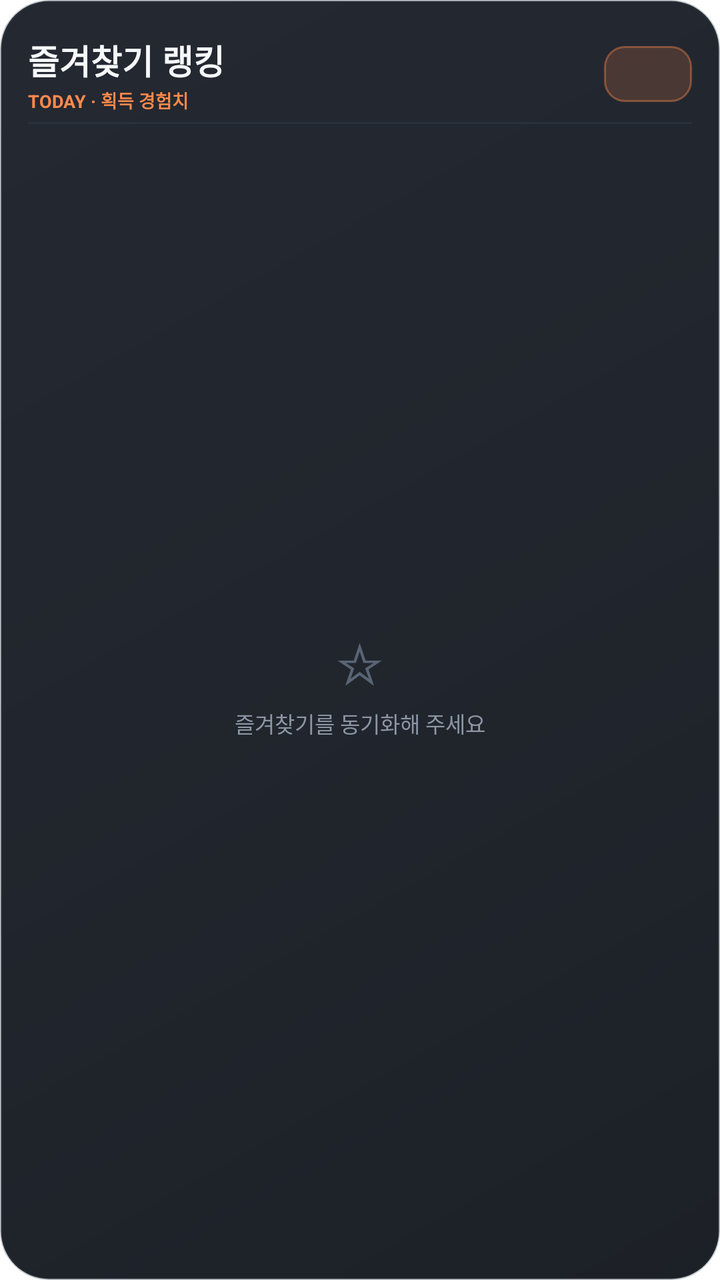
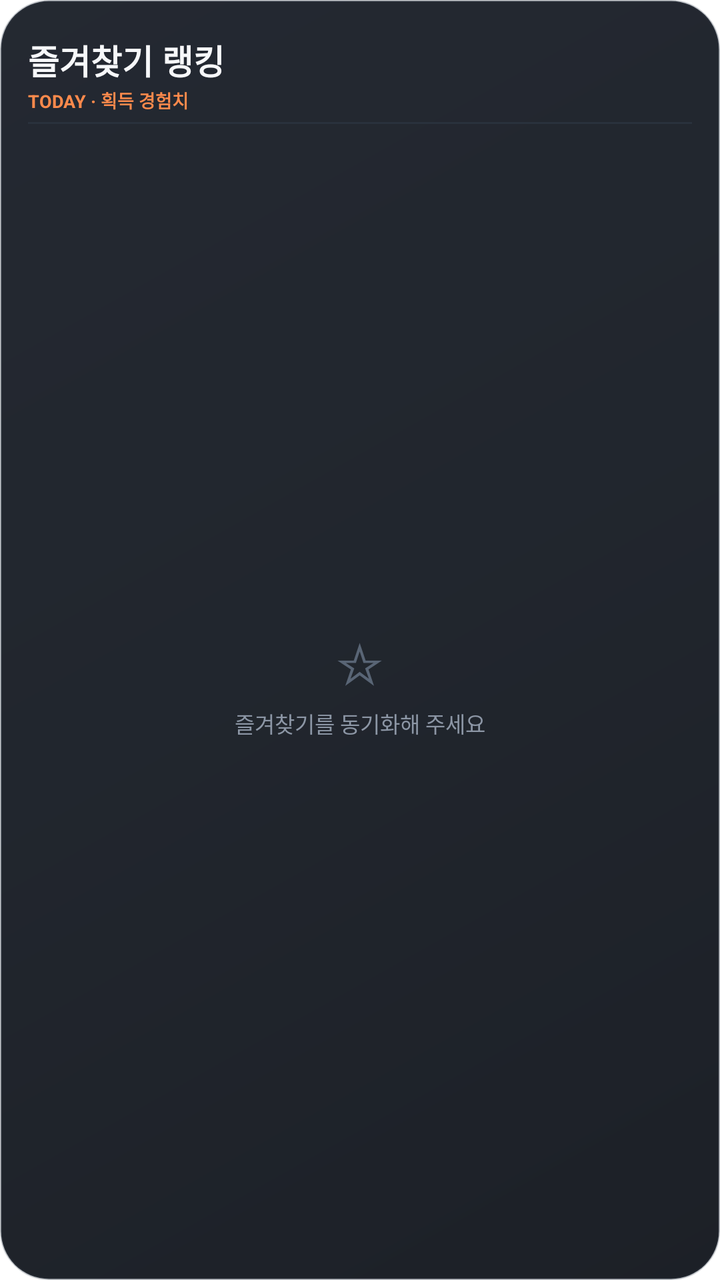

An Android layout rendered at two revisions. The XML below is the earlier revision; the diff shows what the commit changed to produce the second picture.
<!-- AndroidManifest.xml: application theme Theme.maple_guild_tracker -->
<!-- res/layout/widget_favorite_ranking.xml -->
<?xml version="1.0" encoding="utf-8"?>
<LinearLayout xmlns:android="http://schemas.android.com/apk/res/android"
    android:id="@+id/favorite_widget_root"
    android:layout_width="match_parent"
    android:layout_height="match_parent"
    android:background="@drawable/maple_widget_background"
    android:orientation="vertical">

    <LinearLayout
        android:id="@+id/favorite_header"
        android:layout_width="match_parent"
        android:layout_height="48dp"
        android:gravity="center_vertical"
        android:orientation="horizontal">
        <LinearLayout android:layout_width="0dp" android:layout_height="wrap_content" android:layout_weight="1" android:orientation="vertical">
            <TextView android:layout_width="wrap_content" android:layout_height="wrap_content" android:text="즐겨찾기 랭킹" android:textColor="#F7F8FA" android:textSize="17sp" android:textStyle="bold" />
            <TextView android:layout_width="wrap_content" android:layout_height="wrap_content" android:layout_marginTop="1dp" android:text="TODAY · 획득 경험치" android:textColor="#FF8A4C" android:textSize="9sp" android:textStyle="bold" />
        </LinearLayout>
        <TextView android:id="@+id/favorite_count" android:layout_width="wrap_content" android:layout_height="28dp" android:background="@drawable/maple_widget_label_background" android:gravity="center" android:minWidth="44dp" android:paddingLeft="10dp" android:paddingRight="10dp" android:textColor="#FFAA79" android:textSize="10sp" android:textStyle="bold" />
    </LinearLayout>

    <TextView android:layout_width="match_parent" android:layout_height="1dp" android:background="#29313C" />

    <FrameLayout android:layout_width="match_parent" android:layout_height="0dp" android:layout_marginTop="8dp" android:layout_weight="1">
        <ListView
            android:id="@+id/favorite_list"
            android:layout_width="match_parent"
            android:layout_height="match_parent"
            android:clipToPadding="false"
            android:divider="@android:color/transparent"
            android:dividerHeight="6dp"
            android:overScrollMode="never"
            android:scrollbars="vertical" />
        <LinearLayout android:id="@+id/favorite_empty" android:layout_width="match_parent" android:layout_height="match_parent" android:gravity="center" android:orientation="vertical">
            <TextView android:layout_width="wrap_content" android:layout_height="wrap_content" android:text="☆" android:textColor="#596575" android:textSize="28sp" />
            <TextView android:layout_width="wrap_content" android:layout_height="wrap_content" android:layout_marginTop="4dp" android:text="즐겨찾기를 동기화해 주세요" android:textColor="#8C96A5" android:textSize="11sp" />
        </LinearLayout>
    </FrameLayout>

    <TextView android:id="@+id/favorite_updated" android:layout_width="match_parent" android:layout_height="18dp" android:gravity="end|bottom" android:maxLines="1" android:textColor="#657080" android:textSize="8sp" />
</LinearLayout>
<!-- resources referenced by this layout -->
<resources>
  <!-- drawable maple_widget_background (drawable) -->
  <?xml version="1.0" encoding="utf-8"?>
  <shape xmlns:android="http://schemas.android.com/apk/res/android" android:shape="rectangle">
      <gradient android:angle="315" android:startColor="#F51B2029" android:centerColor="#F5181D25" android:endColor="#F513171E" />
      <stroke android:width="1dp" android:color="#4A45505F" />
      <corners android:radius="24dp" />
      <padding android:left="14dp" android:top="13dp" android:right="14dp" android:bottom="11dp" />
  </shape>
  <!-- drawable maple_widget_label_background (drawable) -->
  <?xml version="1.0" encoding="utf-8"?>
  <shape xmlns:android="http://schemas.android.com/apk/res/android" android:shape="rectangle">
      <solid android:color="#2EFF874A" />
      <stroke android:width="1dp" android:color="#66FF874A" />
      <corners android:radius="10dp" />
  </shape>
  <style name="Theme.maple_guild_tracker" parent="Theme.MaterialComponents.DayNight.NoActionBar">
          
      </style>
</resources>

<!-- the commit's change to res/layout/widget_favorite_ranking.xml (unified diff, before → after) -->
@@ -16,7 +16,6 @@
             <TextView android:layout_width="wrap_content" android:layout_height="wrap_content" android:text="즐겨찾기 랭킹" android:textColor="#F7F8FA" android:textSize="17sp" android:textStyle="bold" />
             <TextView android:layout_width="wrap_content" android:layout_height="wrap_content" android:layout_marginTop="1dp" android:text="TODAY · 획득 경험치" android:textColor="#FF8A4C" android:textSize="9sp" android:textStyle="bold" />
         </LinearLayout>
-        <TextView android:id="@+id/favorite_count" android:layout_width="wrap_content" android:layout_height="28dp" android:background="@drawable/maple_widget_label_background" android:gravity="center" android:minWidth="44dp" android:paddingLeft="10dp" android:paddingRight="10dp" android:textColor="#FFAA79" android:textSize="10sp" android:textStyle="bold" />
     </LinearLayout>
 
     <TextView android:layout_width="match_parent" android:layout_height="1dp" android:background="#29313C" />
<!-- resource entries referenced after the edit -->
@@ -8,13 +8,6 @@
       <corners android:radius="24dp" />
       <padding android:left="14dp" android:top="13dp" android:right="14dp" android:bottom="11dp" />
   </shape>
-  <!-- drawable maple_widget_label_background (drawable) -->
-  <?xml version="1.0" encoding="utf-8"?>
-  <shape xmlns:android="http://schemas.android.com/apk/res/android" android:shape="rectangle">
-      <solid android:color="#2EFF874A" />
-      <stroke android:width="1dp" android:color="#66FF874A" />
-      <corners android:radius="10dp" />
-  </shape>
   <style name="Theme.maple_guild_tracker" parent="Theme.MaterialComponents.DayNight.NoActionBar">
           
       </style>
